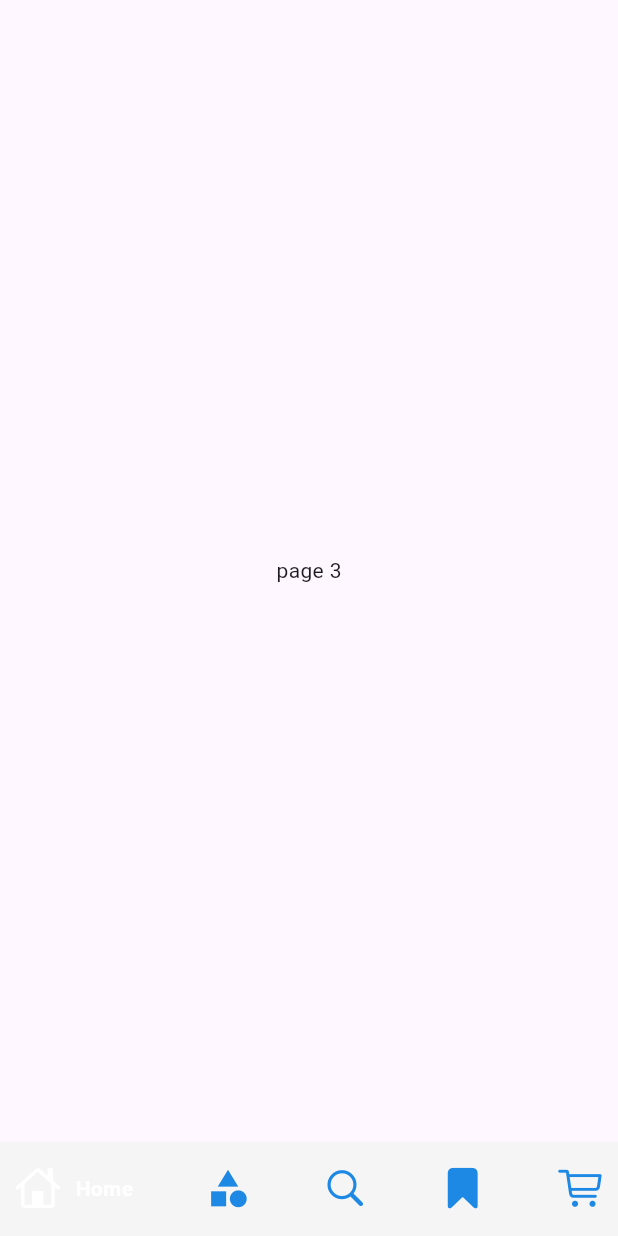
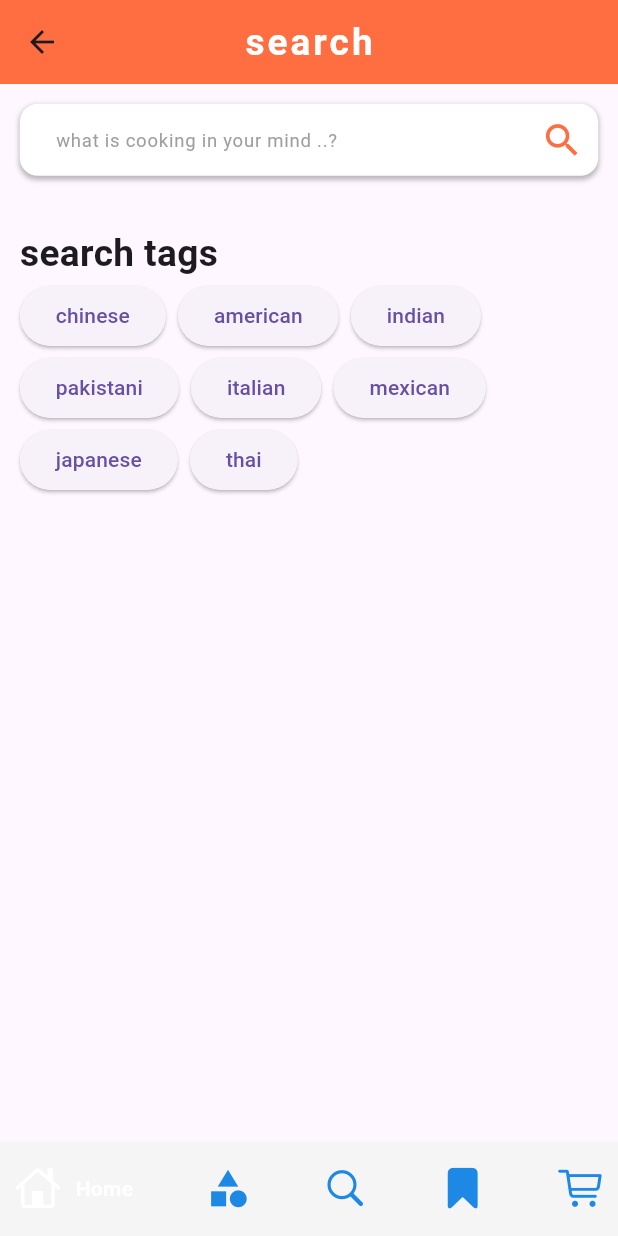
Before and after one commit to memo00111/recipe_app, a Flutter app: the Home screen opened directly, swiped to page 3, on a phone screen of 412 x 824 dp. Run offline on Flutter 3.47's test engine with Material 3 defaults, Android fonts, the phone set to English and light mode, and no system bars; drawn by our look-alikes of google_nav_bar; network calls fail.

Commit message:
search screen

```diff
--- a/lib/components/tetxt_feild_widget.dart
+++ b/lib/components/tetxt_feild_widget.dart
@@ -1,10 +1,12 @@
 import 'package:flutter/material.dart';
+import 'package:recipe_app/screens/all_recipe.dart';
 
 class TextFeildWidget extends StatelessWidget {
   const TextFeildWidget({super.key});
 
   @override
   Widget build(BuildContext context) {
+    TextEditingController search=TextEditingController();
         final h=MediaQuery.of(context).size.height;
             final w=MediaQuery.of(context).size.width;
 
@@ -22,6 +24,7 @@ class TextFeildWidget extends StatelessWidget {
         ]
       ),
       child: TextField(
+        controller: search,
         style: TextStyle(
           fontSize: w*.04,
           color: Colors.black,
@@ -41,7 +44,13 @@ class TextFeildWidget extends StatelessWidget {
           focusedBorder: OutlineInputBorder(
             borderRadius: BorderRadius.circular(12)
           ),
-          suffixIcon:  Icon(Icons.search,color: Colors.deepOrangeAccent,size: w*.07,)
+          suffixIcon:  GestureDetector(
+            onTap: (){
+              Navigator.push(context,
+              MaterialPageRoute(builder: (context)=>AllRecipe(recipe: search.text))
+              );
+            },
+            child: Icon(Icons.search,color: Colors.deepOrangeAccent,size: w*.07,))
         ),
       ),
 
--- /dev/null
+++ b/lib/constants/search_tags.dart
@@ -0,0 +1,11 @@
+List tags=[
+  'chinese',
+  'american',
+  'indian',
+  'pakistani',
+  'italian',
+  'mexican',
+  'japanese',
+  'thai',
+
+];
--- a/lib/screens/home.dart
+++ b/lib/screens/home.dart
@@ -2,6 +2,7 @@ import 'package:flutter/material.dart';
 import 'package:recipe_app/components/bottom_nav_bar.dart';
 import 'package:recipe_app/screens/home_screen.dart';
 import 'package:recipe_app/screens/recipe_category.dart';
+import 'package:recipe_app/screens/search_screen.dart';
 
 class Home extends StatefulWidget {
   const Home({super.key});
@@ -51,7 +52,7 @@ class _HomeState extends State<Home> {
         children:const [
           HomePage(),
           RecipeCategory(),
-          Center(child: Text('page 3'),),
+          SearchScreen(),
           Center(child: Text('page 4'),),
           Center(child: Text('page 5'),),
 
--- /dev/null
+++ b/lib/screens/search_screen.dart
@@ -0,0 +1,44 @@
+import 'package:flutter/material.dart';
+import 'package:recipe_app/components/custom_app_bar.dart';
+import 'package:recipe_app/components/tetxt_feild_widget.dart';
+import 'package:recipe_app/constants/search_tags.dart';
+import 'package:recipe_app/screens/all_recipe.dart';
+
+class SearchScreen extends StatelessWidget {
+  const SearchScreen({super.key});
+
+  @override
+  Widget build(BuildContext context) {
+    final h=MediaQuery.of(context).size.height;
+    final w=MediaQuery.of(context).size.width;
+    return Scaffold(
+      appBar: const CustomAppBar(title: 'search', back: false),
+      body: Padding(padding: EdgeInsets.symmetric(
+        vertical: h*.016,horizontal: w*.032
+      ),
+      child: Column(
+        crossAxisAlignment: CrossAxisAlignment.stretch,
+        children: [
+          const TextFeildWidget(),
+          SizedBox(height: h*.04,),
+          Text('search tags',style: TextStyle(
+            fontWeight: FontWeight.bold,fontSize: w*.06
+          ),),
+          Wrap(
+            spacing: 8,
+            children: tags.map((label){
+              return ElevatedButton(
+                onPressed:(){
+                  Navigator.push(context,MaterialPageRoute(builder: (context)=>AllRecipe(recipe: label)));
+                }, child: Text(label)
+                );
+            }).toList()
+
+
+          )
+        ],
+      ),
+      ),
+    );
+  }
+}
```
Also changed, not shown: lib/screens/all_recipe.dart (+15 -14 lines).
